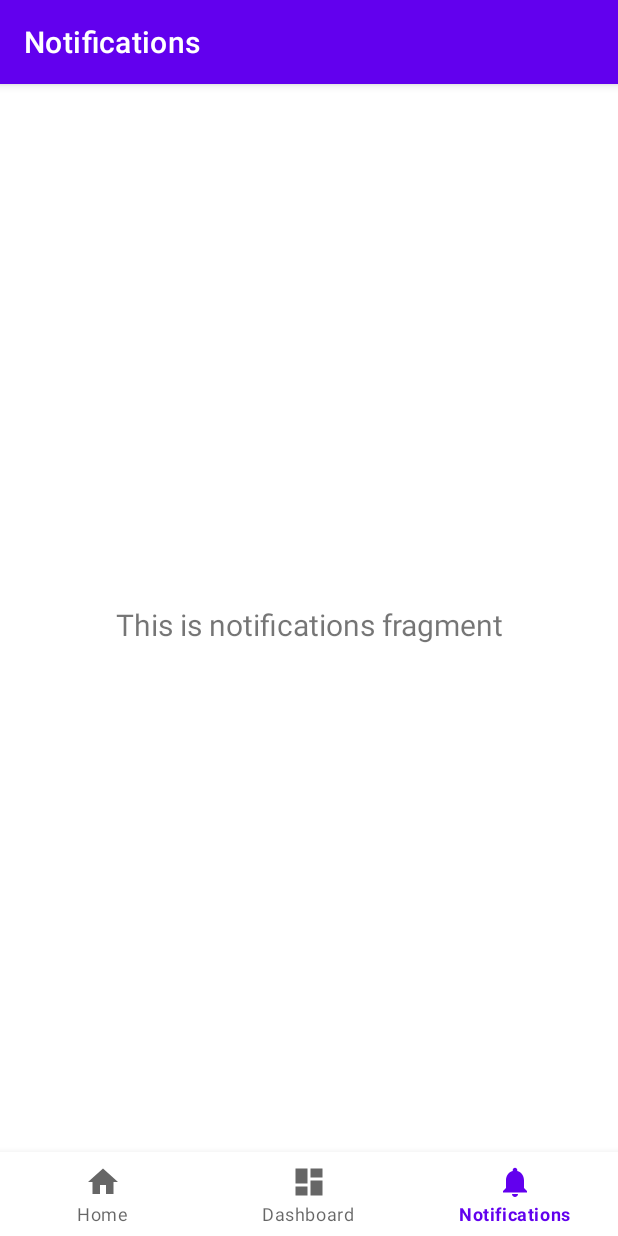
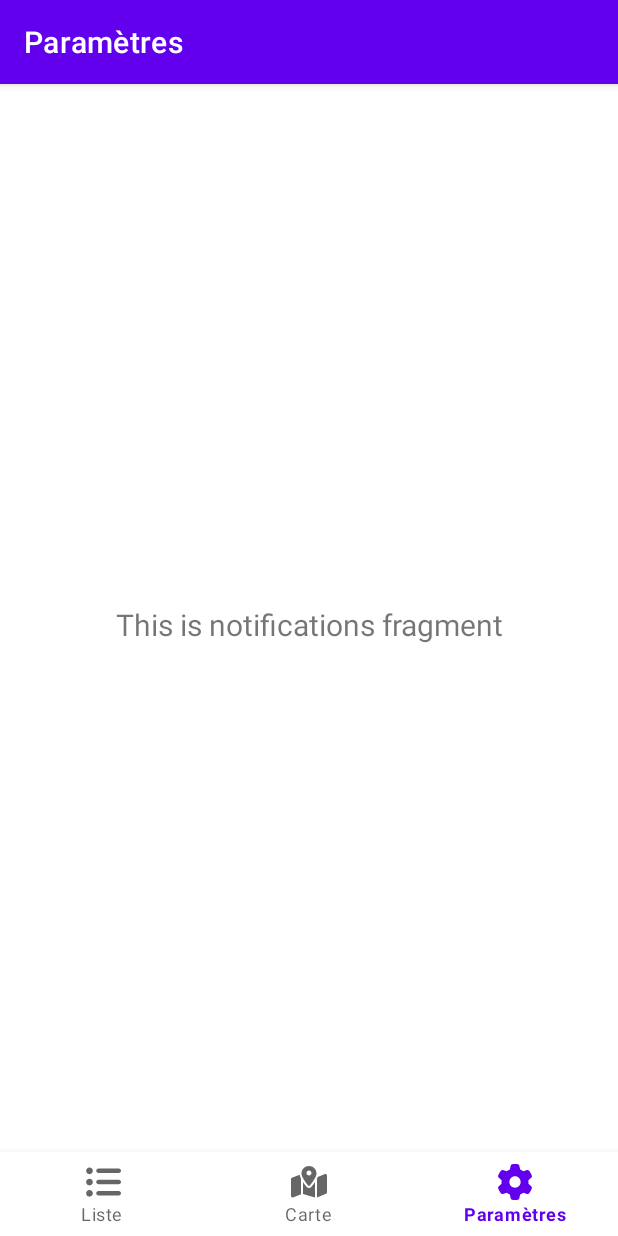
Before and after one commit to guiphaniel/accidents-corporels-de-la-circulation, an Android app: the screen it shows after launch (MainActivity), item 3 of the bottom bar chosen, on a phone screen of 412 x 824 dp. Run offline under Robolectric (Android 15) with nearby library versions, the phone set to English and light mode, and no system bars; our stand-ins replace navigation-ui; pictures from the network do not load.

Commit message:
adding navigation icons + titles

```diff
--- /dev/null
+++ b/app/src/main/res/drawable/ic_list.xml
@@ -0,0 +1,9 @@
+<vector xmlns:android="http://schemas.android.com/apk/res/android"
+    android:width="512dp"
+    android:height="512dp"
+    android:viewportWidth="512"
+    android:viewportHeight="512">
+  <path
+      android:fillColor="#FF000000"
+      android:pathData="M16,96C16,69.49 37.49,48 64,48C90.51,48 112,69.49 112,96C112,122.5 90.51,144 64,144C37.49,144 16,122.5 16,96zM480,64C497.7,64 512,78.33 512,96C512,113.7 497.7,128 480,128H192C174.3,128 160,113.7 160,96C160,78.33 174.3,64 192,64H480zM480,224C497.7,224 512,238.3 512,256C512,273.7 497.7,288 480,288H192C174.3,288 160,273.7 160,256C160,238.3 174.3,224 192,224H480zM480,384C497.7,384 512,398.3 512,416C512,433.7 497.7,448 480,448H192C174.3,448 160,433.7 160,416C160,398.3 174.3,384 192,384H480zM16,416C16,389.5 37.49,368 64,368C90.51,368 112,389.5 112,416C112,442.5 90.51,464 64,464C37.49,464 16,442.5 16,416zM112,256C112,282.5 90.51,304 64,304C37.49,304 16,282.5 16,256C16,229.5 37.49,208 64,208C90.51,208 112,229.5 112,256z"/>
+</vector>
--- /dev/null
+++ b/app/src/main/res/drawable/ic_map.xml
@@ -0,0 +1,9 @@
+<vector xmlns:android="http://schemas.android.com/apk/res/android"
+    android:width="576dp"
+    android:height="512dp"
+    android:viewportWidth="576"
+    android:viewportHeight="512">
+  <path
+      android:fillColor="#FF000000"
+      android:pathData="M408,120C408,174.6 334.9,271.9 302.8,311.1C295.1,321.6 280.9,321.6 273.2,311.1C241.1,271.9 168,174.6 168,120C168,53.73 221.7,0 288,0C354.3,0 408,53.73 408,120zM288,152C310.1,152 328,134.1 328,112C328,89.91 310.1,72 288,72C265.9,72 248,89.91 248,112C248,134.1 265.9,152 288,152zM425.6,179.8C426.1,178.6 426.6,177.4 427.1,176.1L543.1,129.7C558.9,123.4 576,135 576,152V422.8C576,432.6 570,441.4 560.9,445.1L416,503V200.4C419.5,193.5 422.7,186.7 425.6,179.8zM150.4,179.8C153.3,186.7 156.5,193.5 160,200.4V451.8L32.91,502.7C17.15,508.1 0,497.4 0,480.4V209.6C0,199.8 5.975,190.1 15.09,187.3L137.6,138.3C140,152.5 144.9,166.6 150.4,179.8H150.4zM327.8,331.1C341.7,314.6 363.5,286.3 384,255V504.3L192,449.4V255C212.5,286.3 234.3,314.6 248.2,331.1C268.7,357.6 307.3,357.6 327.8,331.1L327.8,331.1z"/>
+</vector>
--- /dev/null
+++ b/app/src/main/res/drawable/ic_settings.xml
@@ -0,0 +1,9 @@
+<vector xmlns:android="http://schemas.android.com/apk/res/android"
+    android:width="512dp"
+    android:height="512dp"
+    android:viewportWidth="512"
+    android:viewportHeight="512">
+  <path
+      android:fillColor="#FF000000"
+      android:pathData="M495.9,166.6C499.2,175.2 496.4,184.9 489.6,191.2L446.3,230.6C447.4,238.9 448,247.4 448,256C448,264.6 447.4,273.1 446.3,281.4L489.6,320.8C496.4,327.1 499.2,336.8 495.9,345.4C491.5,357.3 486.2,368.8 480.2,379.7L475.5,387.8C468.9,398.8 461.5,409.2 453.4,419.1C447.4,426.2 437.7,428.7 428.9,425.9L373.2,408.1C359.8,418.4 344.1,427 329.2,433.6L316.7,490.7C314.7,499.7 307.7,506.1 298.5,508.5C284.7,510.8 270.5,512 255.1,512C241.5,512 227.3,510.8 213.5,508.5C204.3,506.1 197.3,499.7 195.3,490.7L182.8,433.6C167,427 152.2,418.4 138.8,408.1L83.14,425.9C74.3,428.7 64.55,426.2 58.63,419.1C50.52,409.2 43.12,398.8 36.52,387.8L31.84,379.7C25.77,368.8 20.49,357.3 16.06,345.4C12.82,336.8 15.55,327.1 22.41,320.8L65.67,281.4C64.57,273.1 64,264.6 64,256C64,247.4 64.57,238.9 65.67,230.6L22.41,191.2C15.55,184.9 12.82,175.3 16.06,166.6C20.49,154.7 25.78,143.2 31.84,132.3L36.51,124.2C43.12,113.2 50.52,102.8 58.63,92.95C64.55,85.8 74.3,83.32 83.14,86.14L138.8,103.9C152.2,93.56 167,84.96 182.8,78.43L195.3,21.33C197.3,12.25 204.3,5.04 213.5,3.51C227.3,1.201 241.5,0 256,0C270.5,0 284.7,1.201 298.5,3.51C307.7,5.04 314.7,12.25 316.7,21.33L329.2,78.43C344.1,84.96 359.8,93.56 373.2,103.9L428.9,86.14C437.7,83.32 447.4,85.8 453.4,92.95C461.5,102.8 468.9,113.2 475.5,124.2L480.2,132.3C486.2,143.2 491.5,154.7 495.9,166.6V166.6zM256,336C300.2,336 336,300.2 336,255.1C336,211.8 300.2,175.1 256,175.1C211.8,175.1 176,211.8 176,255.1C176,300.2 211.8,336 256,336z"/>
+</vector>
--- a/app/src/main/res/menu/bottom_nav_menu.xml
+++ b/app/src/main/res/menu/bottom_nav_menu.xml
@@ -3,17 +3,17 @@
 
     <item
         android:id="@+id/navigation_home"
-        android:icon="@drawable/ic_home_black_24dp"
+        android:icon="@drawable/ic_list"
         android:title="@string/title_home" />
 
     <item
         android:id="@+id/navigation_dashboard"
-        android:icon="@drawable/ic_dashboard_black_24dp"
+        android:icon="@drawable/ic_map"
         android:title="@string/title_dashboard" />
 
     <item
         android:id="@+id/navigation_notifications"
-        android:icon="@drawable/ic_notifications_black_24dp"
+        android:icon="@drawable/ic_settings"
         android:title="@string/title_notifications" />
 
 </menu>
--- a/app/src/main/res/values/strings.xml
+++ b/app/src/main/res/values/strings.xml
@@ -1,6 +1,6 @@
 <resources>
     <string name="app_name">Projet</string>
-    <string name="title_home">Home</string>
-    <string name="title_dashboard">Dashboard</string>
-    <string name="title_notifications">Notifications</string>
+    <string name="title_home">Liste</string>
+    <string name="title_dashboard">Carte</string>
+    <string name="title_notifications">Paramètres</string>
 </resources>
```
